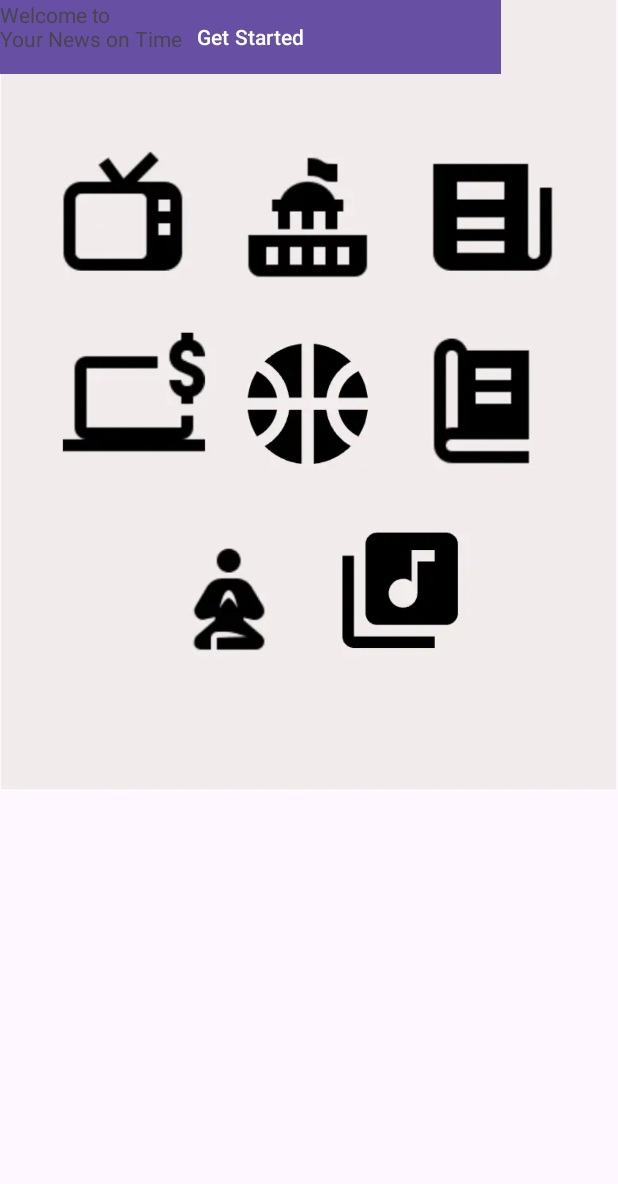
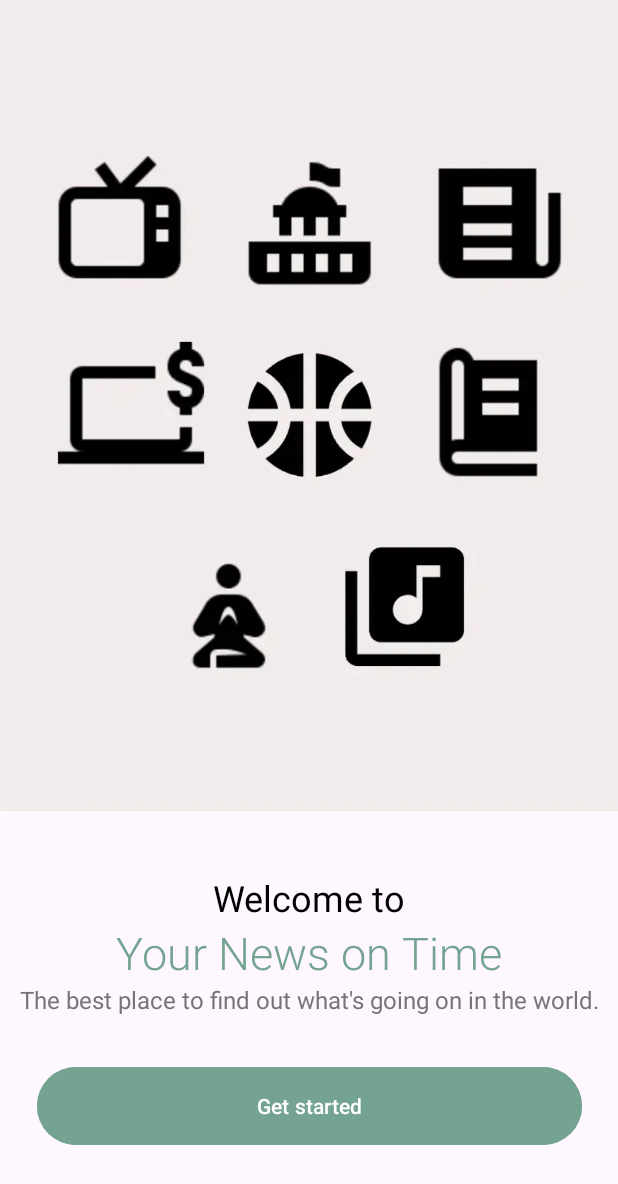
Before and after one commit to Your-News-On-Time/your-news-on-time, an Android app: the screen it shows after launch (MainActivity), on a phone screen of 412 x 824 dp. Shown: the top 1184 px of the screen. Run offline under Robolectric (Android 15) with nearby library versions, the phone set to English and light mode, and no system bars.

Commit message:
Create the first interface for the app

```diff
--- a/app/src/main/res/layout/activity_main.xml
+++ b/app/src/main/res/layout/activity_main.xml
@@ -1,35 +1,87 @@
-<?xml version="1.0" encoding="utf-8"?>
-<androidx.constraintlayout.widget.ConstraintLayout xmlns:android="http://schemas.android.com/apk/res/android"
+<ScrollView
+    xmlns:android="http://schemas.android.com/apk/res/android"
     xmlns:app="http://schemas.android.com/apk/res-auto"
     xmlns:tools="http://schemas.android.com/tools"
+    android:layout_width="match_parent"
+    android:layout_height="match_parent"
+    android:fillViewport="true">
+
+    <androidx.constraintlayout.widget.ConstraintLayout
         android:id="@+id/main"
         android:layout_width="match_parent"
-    android:layout_height="match_parent"
+        android:layout_height="wrap_content"
         tools:context=".MainActivity">
 
+        <!-- Imagen principal en la parte superior -->
         <ImageView
             android:id="@+id/imageView4"
-        android:layout_width="411dp"
-        android:layout_height="527dp"
+            android:layout_width="462dp"
+            android:layout_height="542dp"
             app:srcCompat="@drawable/scr_20241024_rfdm"
-        tools:layout_editor_absoluteX="-3dp"
-        tools:layout_editor_absoluteY="-1dp" />
+            app:layout_constraintTop_toTopOf="parent"
+            app:layout_constraintStart_toStartOf="parent"
+            app:layout_constraintEnd_toEndOf="parent" />
 
+        <!-- Grid de iconos debajo de la imagen -->
+        <GridLayout
+            android:id="@+id/icon_grid"
+            android:layout_width="wrap_content"
+            android:layout_height="wrap_content"
+            android:layout_marginTop="20dp"
+            android:columnCount="3"
+            android:rowCount="3"
+            app:layout_constraintTop_toBottomOf="@id/imageView4"
+            app:layout_constraintStart_toStartOf="parent"
+            app:layout_constraintEnd_toEndOf="parent"/>
+
+        <!-- Texto de bienvenida y nombre de la aplicación -->
+        <TextView
+            android:id="@+id/welcome_text"
+            android:layout_width="wrap_content"
+            android:layout_height="wrap_content"
+            android:layout_marginTop="20dp"
+            android:text="Welcome to"
+            android:textColor="#000000"
+            android:textSize="24sp"
+            app:layout_constraintTop_toBottomOf="@id/icon_grid"
+            app:layout_constraintStart_toStartOf="parent"
+            app:layout_constraintEnd_toEndOf="parent" />
+
+        <TextView
+            android:id="@+id/app_name"
+            android:layout_width="wrap_content"
+            android:layout_height="wrap_content"
+            android:text="Your News on Time"
+            android:textSize="30sp"
+            android:textColor="#74A491"
+            android:fontFamily="sans-serif-light"
+            app:layout_constraintTop_toBottomOf="@id/welcome_text"
+            app:layout_constraintStart_toStartOf="parent"
+            app:layout_constraintEnd_toEndOf="parent" />
+
+        <TextView
+            android:id="@+id/subtitle_text"
+            android:layout_width="wrap_content"
+            android:layout_height="wrap_content"
+            android:text="The best place to find out what's going on in the world."
+            android:textSize="16sp"
+            android:textColor="#757575"
+            app:layout_constraintTop_toBottomOf="@id/app_name"
+            app:layout_constraintStart_toStartOf="parent"
+            app:layout_constraintEnd_toEndOf="parent" />
+
+        <!-- Botón de inicio centrado -->
         <Button
             android:id="@+id/button"
-        android:layout_width="334dp"
-        android:layout_height="49dp"
-        android:background="#561010"
-        android:text="Get Started"
-        android:textColorLink="#7C1F1F"
-        tools:layout_editor_absoluteX="38dp"
-        tools:layout_editor_absoluteY="634dp" />
+            android:layout_width="363dp"
+            android:layout_height="60dp"
+            android:text="Get started"
+            android:backgroundTint="#74A491"
+            android:textColor="#FFFFFF"
+            app:layout_constraintTop_toBottomOf="@id/subtitle_text"
+            app:layout_constraintStart_toStartOf="parent"
+            app:layout_constraintEnd_toEndOf="parent"
+            android:layout_marginTop="30dp" />
 
-    <TextView
-        android:id="@+id/textView2"
-        android:layout_width="334dp"
-        android:layout_height="67dp"
-        android:text="Welcome to&#xA;Your News on Time"
-        tools:layout_editor_absoluteX="38dp"
-        tools:layout_editor_absoluteY="552dp" />
     </androidx.constraintlayout.widget.ConstraintLayout>
+</ScrollView>
```
Lines whose indentation alone changed are shown as unchanged.
